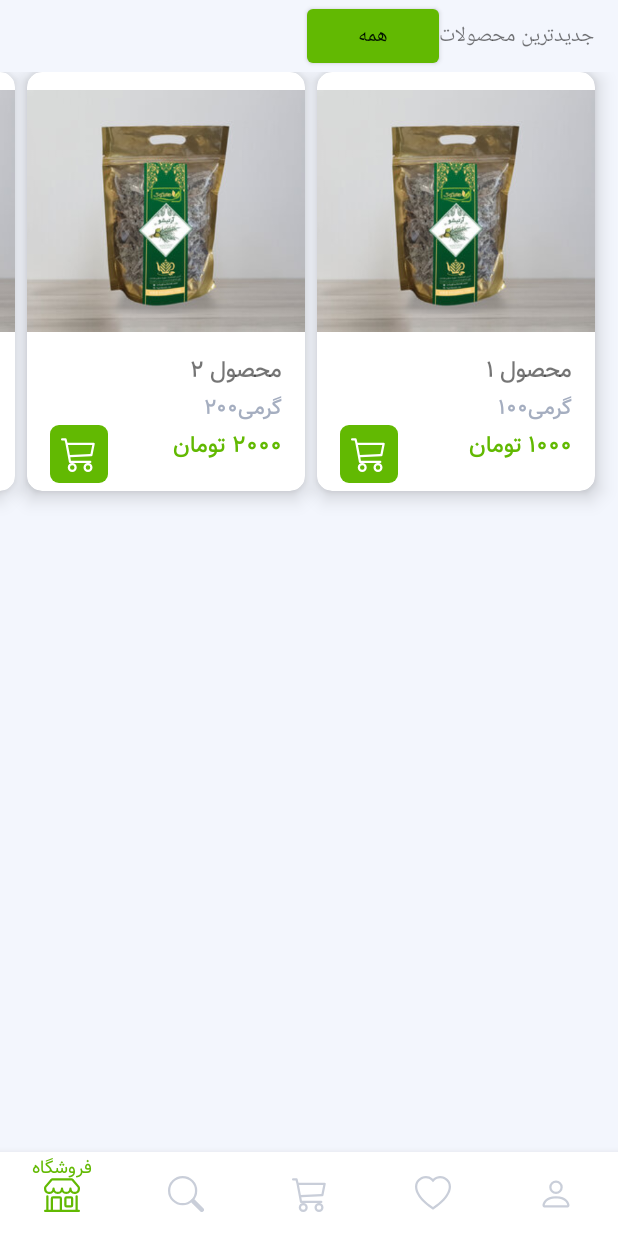
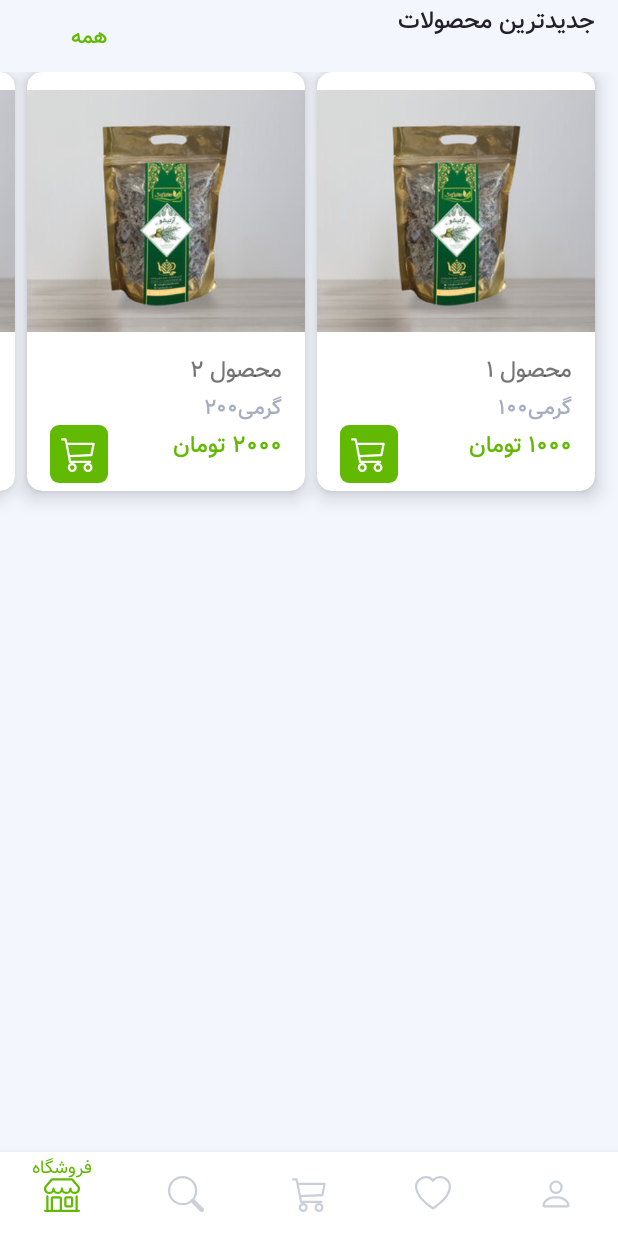
Before and after one commit to rzbasereh/EilmarkAndroid, an Android app: the screen it shows after launch (MainActivity), on a phone screen of 412 x 824 dp. Run offline under Robolectric (Android 15) with nearby library versions, the phone set to English and light mode, and no system bars.

Commit message:
debug home list title

```diff
--- a/app/src/main/java/com/example/eilmarkandroid/HomeFragment.java
+++ b/app/src/main/java/com/example/eilmarkandroid/HomeFragment.java
@@ -6,11 +6,9 @@ import android.view.LayoutInflater;
 import android.view.View;
 import android.view.ViewGroup;
 import android.widget.Button;
-import android.widget.Toast;
 
 import androidx.annotation.Nullable;
 import androidx.fragment.app.Fragment;
-import androidx.fragment.app.FragmentManager;
 import androidx.recyclerview.widget.LinearLayoutManager;
 import androidx.recyclerview.widget.RecyclerView;
 
@@ -42,7 +40,7 @@ public class HomeFragment extends Fragment {
             modal.show(getFragmentManager(), "modal");
         };
         ProductsAdapter adapter = new ProductsAdapter(products, getActivity(), listener);
-        rvContacts.setLayoutManager(new LinearLayoutManager(getActivity(), LinearLayoutManager.HORIZONTAL, false));
+        rvContacts.setLayoutManager(new LinearLayoutManager(getActivity(), LinearLayoutManager.HORIZONTAL, true));
         rvContacts.setAdapter(adapter);
     }
 }
--- a/app/src/main/res/layout/fragment_home.xml
+++ b/app/src/main/res/layout/fragment_home.xml
@@ -1,35 +1,41 @@
 <?xml version="1.0" encoding="utf-8"?>
-<LinearLayout xmlns:android="http://schemas.android.com/apk/res/android"
+<androidx.constraintlayout.widget.ConstraintLayout xmlns:android="http://schemas.android.com/apk/res/android"
     xmlns:app="http://schemas.android.com/apk/res-auto"
     android:layout_width="match_parent"
     android:layout_height="match_parent"
     android:orientation="vertical">
 
-    <LinearLayout
-        android:layout_width="match_parent"
-        android:layout_height="wrap_content"
-        android:layoutDirection="rtl"
-        android:orientation="horizontal"
-        android:paddingHorizontal="@dimen/activity_horizontal_margin">
+    <!--    <ListView-->
+    <!--        android:layout_width="match_parent"-->
+    <!--        android:layout_height="match_parent"-->
+    <!--        android:scrollbars="none"-->
+    <!--        app:layout_constraintBottom_toBottomOf="parent"-->
+    <!--        app:layout_constraintLeft_toLeftOf="parent"-->
+    <!--        app:layout_constraintRight_toRightOf="parent"-->
+    <!--        app:layout_constraintTop_toTopOf="parent">-->
 
     <TextView
         android:layout_width="wrap_content"
         android:layout_height="wrap_content"
-            android:text="@string/new_products" />
+        android:fontFamily="@font/vazir_medium"
+        android:paddingEnd="@dimen/default_margin"
+        android:text="@string/new_products"
+        android:textColor="@color/dark"
+        android:textSize="@dimen/H4"
+        app:layout_constraintRight_toRightOf="parent"
+        app:layout_constraintTop_toTopOf="parent" />
 
     <Button
         android:id="@+id/show_all"
         android:layout_width="wrap_content"
         android:layout_height="wrap_content"
-            android:text="@string/all" />
-
-    </LinearLayout>
-
-    <LinearLayout
-        android:layout_width="match_parent"
-        android:layout_height="match_parent"
-        android:layoutDirection="rtl"
-        android:orientation="horizontal">
+        android:layout_marginStart="@dimen/default_margin"
+        android:fontFamily="@font/vazir_medium"
+        android:text="@string/all"
+        android:background="@color/transparent"
+        android:textColor="@color/colorPrimary"
+        app:layout_constraintLeft_toLeftOf="parent"
+        app:layout_constraintTop_toTopOf="parent" />
 
     <androidx.recyclerview.widget.RecyclerView
         android:id="@+id/rvContacts"
@@ -37,11 +43,10 @@
         android:layout_height="403dp"
         android:clipToPadding="false"
         android:paddingHorizontal="11dp"
-            app:layout_constraintBottom_toBottomOf="parent"
-            app:layout_constraintEnd_toEndOf="parent"
-            app:layout_constraintStart_toStartOf="parent"
-            app:layout_constraintTop_toTopOf="parent" />
-    </LinearLayout>
+        app:layout_constraintLeft_toLeftOf="parent"
+        app:layout_constraintRight_toRightOf="parent"
+        app:layout_constraintTop_toBottomOf="@id/show_all" />
 
+    <!--    </ListView>-->
 
-</LinearLayout>
+</androidx.constraintlayout.widget.ConstraintLayout>
--- a/app/src/main/res/values/colors.xml
+++ b/app/src/main/res/values/colors.xml
@@ -8,4 +8,5 @@
     <color name="lightGray">#f7f6fc</color>
     <color name="white">#FFFFFF</color>
     <color name="dark">#222127</color>
+    <color name="transparent">#00000000</color>
 </resources>
```
Also changed, not shown: 17 other files. Lines whose indentation alone changed are shown as unchanged.
